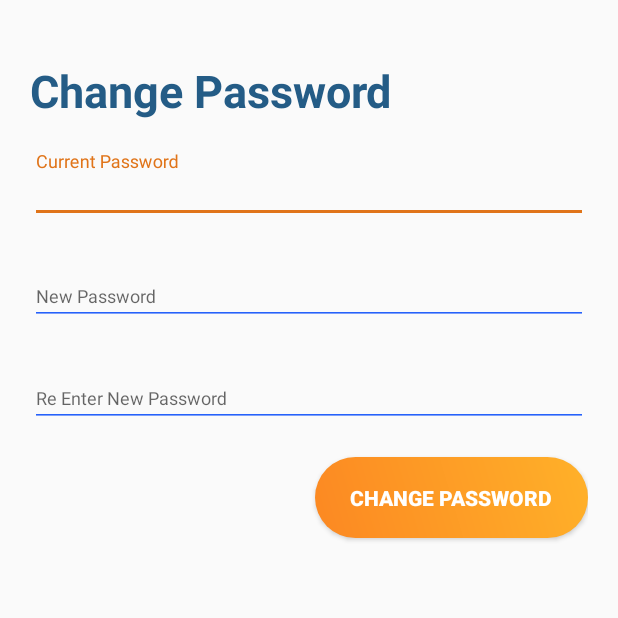
After one commit to deepakHonakeri05/IEEE-Student-Branch, an Android app: the changePassword screen opened directly, with no data from a screen before it, on a phone screen of 412 x 824 dp, the top half of it. The commit adds this screen. Run offline under Robolectric (Android 15) with nearby library versions, the phone set to English and light mode, and no system bars; our stand-ins replace Firebase (no records; nobody signed in at launch, a user with empty details on screens opened directly).

Commit message:
implemented : account delete & reset password

```diff
--- /dev/null
+++ b/app/src/main/java/com/pro/deepak/ieee_ex/changePassword.java
@@ -0,0 +1,112 @@
+package com.pro.deepak.ieee_ex;
+
+import android.app.ProgressDialog;
+import android.support.annotation.NonNull;
+import android.support.v7.app.AppCompatActivity;
+import android.os.Bundle;
+import android.text.TextUtils;
+import android.util.Log;
+import android.view.View;
+import android.widget.Button;
+import android.widget.EditText;
+import android.widget.Toast;
+
+import com.google.android.gms.tasks.OnCompleteListener;
+import com.google.android.gms.tasks.Task;
+import com.google.firebase.auth.AuthCredential;
+import com.google.firebase.auth.EmailAuthProvider;
+import com.google.firebase.auth.FirebaseAuth;
+import com.google.firebase.auth.FirebaseUser;
+
+public class changePassword extends AppCompatActivity {
+
+    EditText currentEditText,newPassEditText,re_EnterEditText;
+    Button saveNewPassButton;
+
+    private ProgressDialog progressDialog;
+
+
+    @Override
+    protected void onCreate(Bundle savedInstanceState) {
+        super.onCreate(savedInstanceState);
+        setContentView(R.layout.activity_change_password);
+
+        progressDialog = new ProgressDialog(this);
+
+        currentEditText = findViewById(R.id.textInputCurrent);
+        newPassEditText = findViewById(R.id.textInputNew);
+        re_EnterEditText = findViewById(R.id.editTextReEnterNew);
+
+        saveNewPassButton = findViewById(R.id.changePasswordButton);
+        saveNewPassButton.setOnClickListener(new View.OnClickListener() {
+            @Override
+            public void onClick(View v) {
+                    progressDialog.setMessage("Updating Password!");
+                    progressDialog.show();
+                    changepassword();
+            }
+        });
+    }
+
+
+    private  void changepassword()
+    {
+      final  FirebaseUser user = FirebaseAuth.getInstance().getCurrentUser();
+
+        final String currentPassword = currentEditText.getText().toString();
+
+        final String newPassword = newPassEditText.getText().toString();
+
+        final String reEnterPassword = re_EnterEditText.getText().toString();
+
+        if (TextUtils.isEmpty(currentPassword)) {
+            Toast.makeText(getApplicationContext(), "Enter Current password!", Toast.LENGTH_LONG).show();
+            return;
+        }
+
+        if (TextUtils.isEmpty(newPassword)) {
+            Toast.makeText(getApplicationContext(), "Enter New password!", Toast.LENGTH_LONG).show();
+            return;
+        }
+
+        if (TextUtils.isEmpty(reEnterPassword)) {
+            Toast.makeText(getApplicationContext(), "Re-Enter Password!", Toast.LENGTH_LONG).show();
+            return;
+        }
+        if(newPassword.equals(reEnterPassword))
+        {
+            AuthCredential credential = EmailAuthProvider
+                    .getCredential(user.getEmail(), currentPassword);
+
+
+            user.reauthenticate(credential)
+                    .addOnCompleteListener(new OnCompleteListener<Void>() {
+                        @Override
+                        public void onComplete(@NonNull Task<Void> task) {
+                            if (task.isSuccessful()) {
+                                user.updatePassword(newPassword).addOnCompleteListener(new OnCompleteListener<Void>() {
+                                    @Override
+                                    public void onComplete(@NonNull Task<Void> task) {
+                                        if (task.isSuccessful()) {
+                                            finish();
+                                            return;
+                                        } else {
+                                            Toast.makeText(getApplicationContext(), "Sorry Passwords not updated !", Toast.LENGTH_LONG).show();
+                                        }
+                                    }
+                                });
+                            } else {
+                                Toast.makeText(getApplicationContext(), "Retry with correct password!", Toast.LENGTH_LONG).show();
+                                progressDialog.dismiss();
+                            }
+                        }
+                    });
+
+        }
+
+        else {
+            Toast.makeText(getApplicationContext(), "New passwords do not match!", Toast.LENGTH_LONG).show();
+            progressDialog.dismiss();
+        }
+    }
+}
--- a/app/src/main/java/com/pro/deepak/ieee_ex/registrationActivity.java
+++ b/app/src/main/java/com/pro/deepak/ieee_ex/registrationActivity.java
@@ -32,7 +32,7 @@ public class registrationActivity extends AppCompatActivity {
     @Override
     protected void onCreate(Bundle savedInstanceState) {
         super.onCreate(savedInstanceState);
-        setContentView(R.layout.activity_register);
+        setContentView(R.layout.activity_login);
 
         mAuth = FirebaseAuth.getInstance();
         progressDialog = new ProgressDialog(this);
--- /dev/null
+++ b/app/src/main/res/layout/activity_change_password.xml
@@ -0,0 +1,67 @@
+<?xml version="1.0" encoding="utf-8"?>
+<LinearLayout
+    android:padding="20dp"
+    xmlns:android="http://schemas.android.com/apk/res/android"
+    xmlns:app="http://schemas.android.com/apk/res-auto"
+    xmlns:tools="http://schemas.android.com/tools"
+    android:layout_width="match_parent"
+    android:layout_height="match_parent"
+    android:orientation="vertical"
+    tools:context=".changePassword">
+
+    <TextView
+        android:textColor="@color/colorPrimaryDark"
+        android:layout_width="wrap_content"
+        android:layout_height="wrap_content"
+        style="@style/loginHeader"
+        android:text="Change Password"
+        android:layout_marginTop="@dimen/loginViewsMargin"/>
+
+    <android.support.design.widget.TextInputLayout
+        android:id="@+id/textInputCurrentPass"
+        style="@style/parent"
+        android:layout_marginTop="@dimen/loginViewsMargin">
+
+        <EditText
+            android:id="@+id/textInputCurrent"
+            style="@style/modifiedEditText"
+            android:hint="Current Password"
+            android:inputType="textPassword"
+            android:maxLines="1" />
+    </android.support.design.widget.TextInputLayout>
+
+
+    <android.support.design.widget.TextInputLayout
+        android:id="@+id/textInputNewPass"
+        style="@style/parent"
+        android:layout_marginTop="@dimen/loginViewsMargin">
+
+        <EditText
+            android:id="@+id/textInputNew"
+            style="@style/modifiedEditText"
+            android:hint="New Password"
+            android:inputType="textPassword"
+            android:maxLines="1" />
+    </android.support.design.widget.TextInputLayout>
+
+    <android.support.design.widget.TextInputLayout
+        android:id="@+id/textInputPassword"
+        style="@style/parent"
+        android:layout_marginTop="@dimen/loginViewsMargin">
+
+        <EditText
+            android:id="@+id/editTextReEnterNew"
+            style="@style/modifiedEditText"
+            android:hint="Re Enter New Password"
+            android:inputType="textPassword"
+            android:maxLines="1" />
+    </android.support.design.widget.TextInputLayout>
+
+    <Button
+        android:id="@+id/changePasswordButton"
+        style="@style/loginButton"
+        android:text="Change Password"
+        android:layout_gravity="right"
+        android:layout_marginTop="@dimen/loginViewsMargin"/>
+
+</LinearLayout>
--- a/app/src/main/res/layout/activity_register.xml
+++ b/app/src/main/res/layout/activity_register.xml
@@ -7,6 +7,6 @@
     android:background="@drawable/imageedit_1_2298952415"
     tools:context=".login_activity">
 
-    <include layout="@layout/layout_login"/>
+    <include layout="@layout/layout_register"/>
 
 </android.support.constraint.ConstraintLayout>
--- a/app/src/main/res/layout/frag_about.xml
+++ b/app/src/main/res/layout/frag_about.xml
@@ -304,6 +304,7 @@
             android:textStyle="italic"/>
 
         <TextView
+            android:id="@+id/loggedInAs"
             android:layout_marginBottom="25dp"
             android:layout_width="wrap_content"
             android:layout_height="wrap_content"
```
Also changed, not shown: app/src/main/AndroidManifest.xml (+8 -9 lines), app/src/main/java/com/pro/deepak/ieee_ex/fragments/frag_about.java (+93 -3 lines), app/src/main/res/layout/layout_register.xml (+0 -7 lines).
